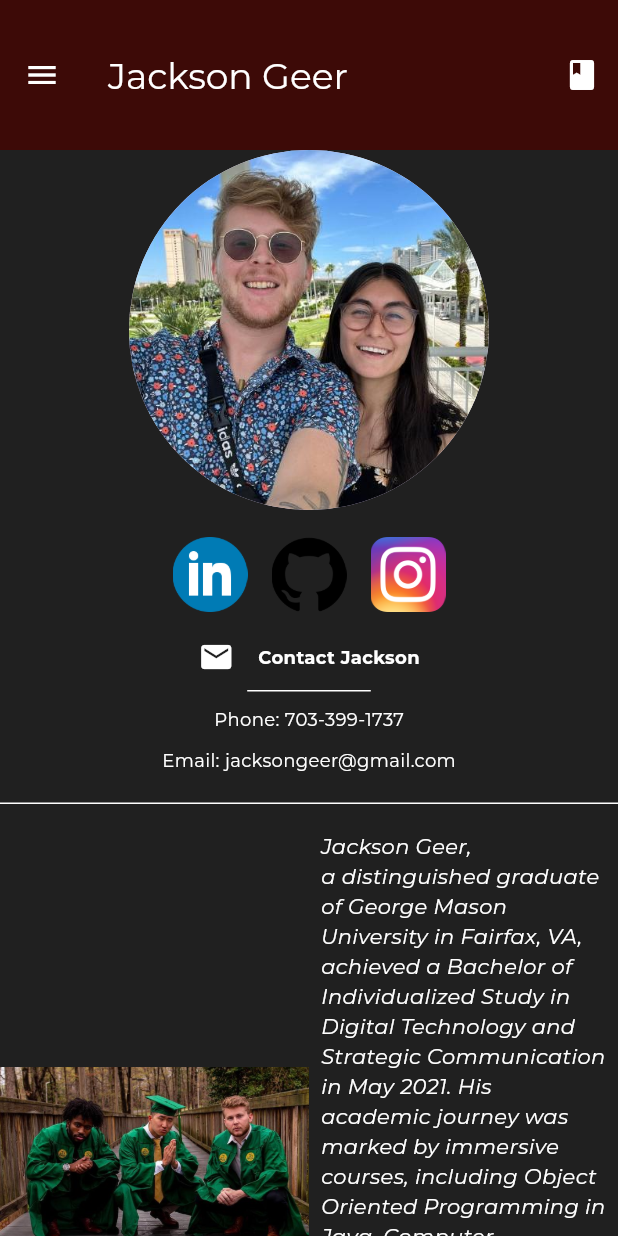
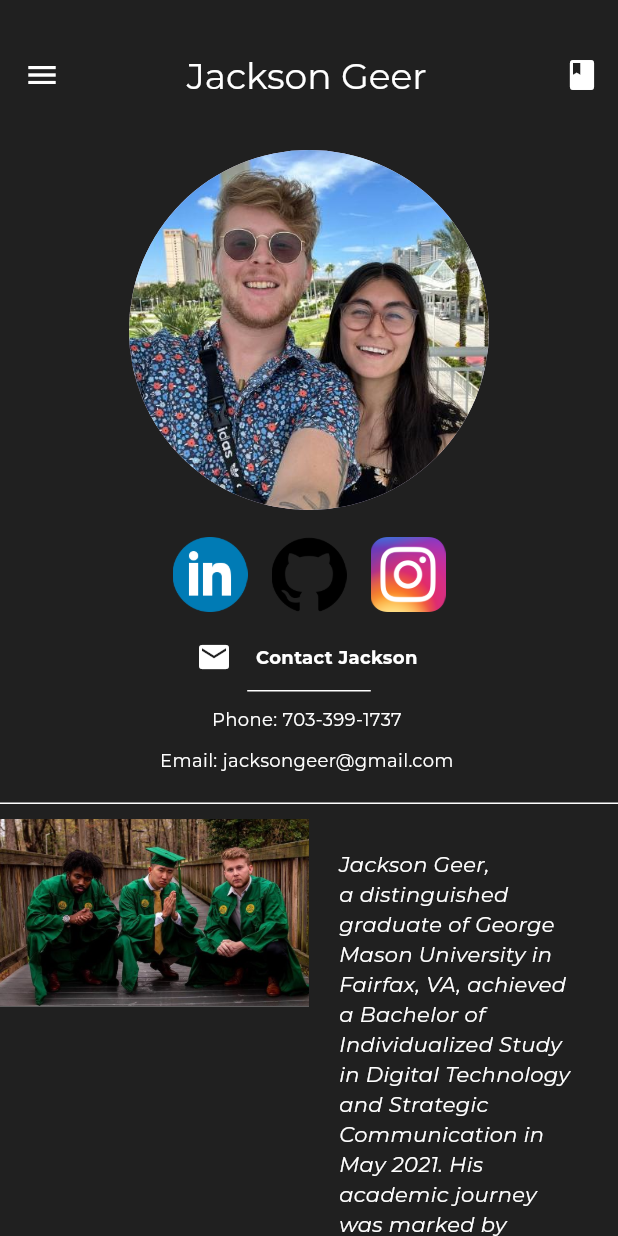
Before and after one commit to skeptickal/jackson-website, a Flutter app: the screen it shows after launch, on a phone screen of 412 x 824 dp. Run offline on Flutter 3.47's test engine with Material 3 defaults, Android fonts, the phone set to English and light mode, and no system bars; our stand-ins replace bloc, flutter_bloc, go_router, google_fonts, reactive_forms; missing offline and left inert: dart:html.

Commit message:
format change and added to work summary

```diff
--- a/lib/constants/constants.dart
+++ b/lib/constants/constants.dart
@@ -24,14 +24,17 @@ Container horizontalLine = Container(
 );
 
 //Misc
-Text educationSummary = Text(
+SelectableText educationSummary = SelectableText(
   'Jackson Geer,\na distinguished graduate of George Mason University in Fairfax, VA, achieved a Bachelor of Individualized Study in Digital Technology and Strategic Communication in May 2021. His academic journey was marked by immersive courses, including Object Oriented Programming in Java, Computer Programming in Python, and IT Project Management. This comprehensive foundation laid the groundwork for his passion and proficiency in software development',
   style: googleFontStyle.copyWith(fontStyle: FontStyle.italic),
 );
 
-Text workSummary = Text(
-  'In the professional arena, Jackson served as a Leadership Development Specialist at ICOC in Vienna, VA, from August 2019 to December 2023. Throughout this transformative period, he led the charge in developing digital content, showcasing adaptability and technical prowess in response to the challenges posed by the COVID-19 pandemic. This role not only honed his leadership skills but also highlighted his strategic planning and execution capabilities.\n\n'
-  'Jackson\'s tenure at Crews Inc. in Dulles, VA, as a Team member, Sales Associate, and Customer IT Support Specialist further enriched his digital expertise. He seamlessly provided IT support, finding innovative solutions to customer IT issues, and engaged in suggestive selling for electronic products. These experiences collectively reflect his commitment to digital innovation, technical problem-solving, and leadership in the dynamic landscape of technology and communications.',
+SelectableText workSummary = SelectableText(
+  '''
+In his professional journey, Jackson serves as a Software Support Specialist at Catalis, Court and Land Records, in Alpharetta, GA (Remote) since March 2024. In this role, he leverages his proficiency in SQL and Microsoft SQL Server Management Studio to manage and optimize databases for proprietary court record software, ensuring high performance and reliability. He provides expert technical support to clients, diagnosing and resolving software issues by analyzing error codes and collaborating with the development team to implement effective solutions. Jackson's role also involves managing server and database configurations, performing regular maintenance and updates to ensure the stability and security of client systems. Additionally, he utilizes Salesforce for ticket management, tracks client issues to ensure timely resolution, and facilitates seamless communication between clients and development teams, translating technical issues into actionable insights for continuous software improvement.
+
+In the professional arena, Jackson served as a Leadership Development Specialist at ICOC in Vienna, VA, from August 2019 to December 2023. Throughout this transformative period, he led the charge in developing digital content, showcasing adaptability and technical prowess in response to the challenges posed by the COVID-19 pandemic. This role not only honed his leadership skills but also highlighted his strategic planning and execution capabilities.
+''',
   style: googleFontStyle.copyWith(fontStyle: FontStyle.italic),
 );
 
--- a/lib/pages/jackson_home_page.dart
+++ b/lib/pages/jackson_home_page.dart
@@ -26,11 +26,12 @@ class JacksonHomePage extends StatelessWidget {
             ),
           ),
         ],
-        title: Text(
+        title: SelectableText(
           'Jackson Geer',
           style: googleFontStyle.copyWith(fontSize: 24),
         ),
-        backgroundColor: burgundy,
+        centerTitle: true,
+        backgroundColor: bgColor,
       ),
       body: SingleChildScrollView(
         child: Center(
@@ -69,7 +70,7 @@ class JacksonHomePage extends StatelessWidget {
                           color: white,
                         ),
                       ),
-                      Text(
+                      SelectableText(
                         'Contact Jackson',
                         style: googleFontStyle.copyWith(fontSize: 12, fontWeight: FontWeight.bold),
                       ),
@@ -78,12 +79,12 @@ class JacksonHomePage extends StatelessWidget {
                   seperation,
                   const SmallHorizontalLine(),
                   seperation,
-                  Text(
+                  SelectableText(
                     'Phone: 703-399-1737',
                     style: googleFontStyle.copyWith(fontSize: 12),
                   ),
                   seperation,
-                  Text(
+                  SelectableText(
                     'Email: jacksongeer@gmail.com',
                     style: googleFontStyle.copyWith(fontSize: 12),
                   ),
@@ -91,6 +92,7 @@ class JacksonHomePage extends StatelessWidget {
                   horizontalLine,
                   seperation,
                   Row(
+                    crossAxisAlignment: CrossAxisAlignment.start,
                     children: [
                       Container(
                         width: MediaQuery.of(context).size.width * .5,
@@ -104,7 +106,7 @@ class JacksonHomePage extends StatelessWidget {
                       Container(
                         width: MediaQuery.of(context).size.width * .5,
                         child: Padding(
-                          padding: const EdgeInsets.all(8.0),
+                          padding: const EdgeInsets.all(20.0),
                           child: educationSummary,
                         ),
                       ),
@@ -114,6 +116,7 @@ class JacksonHomePage extends StatelessWidget {
                   horizontalLine,
                   seperation,
                   Row(
+                    crossAxisAlignment: CrossAxisAlignment.start,
                     children: [
                       // ignore: sized_box_for_whitespace
                       Container(
```
